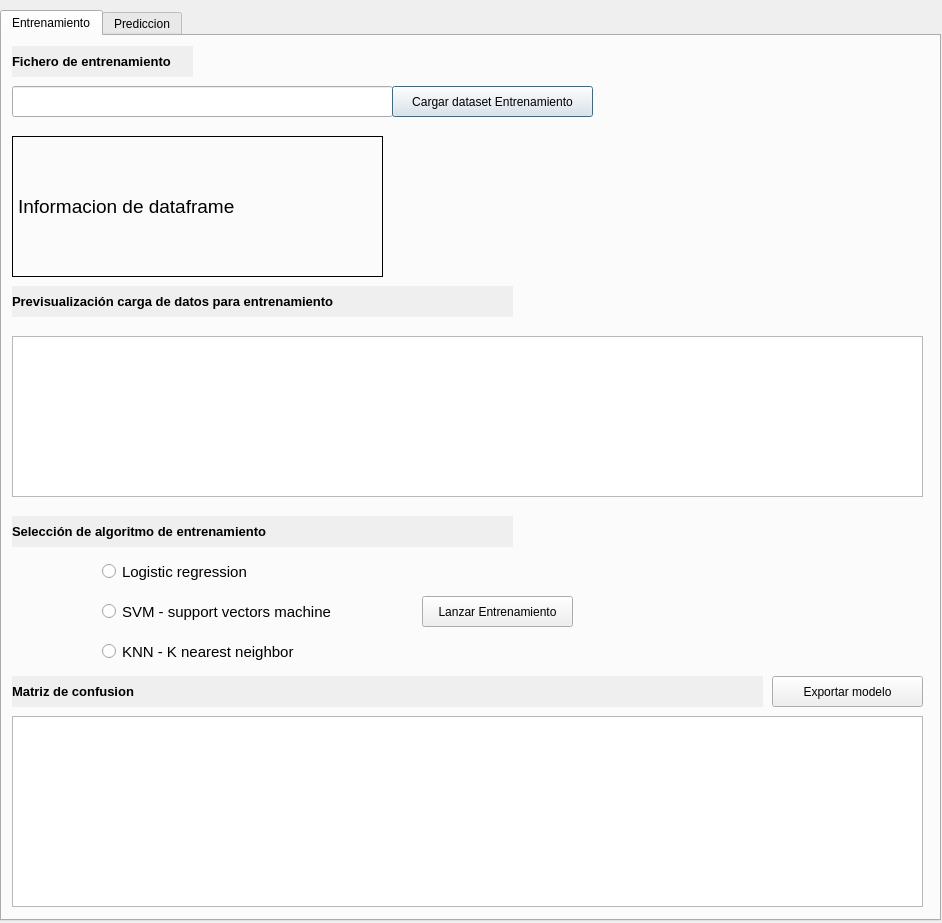
Before: the Qt Designer form entrenamiento.ui in safteinzz/Machine-Learning-Python, drawn with Qt 5.
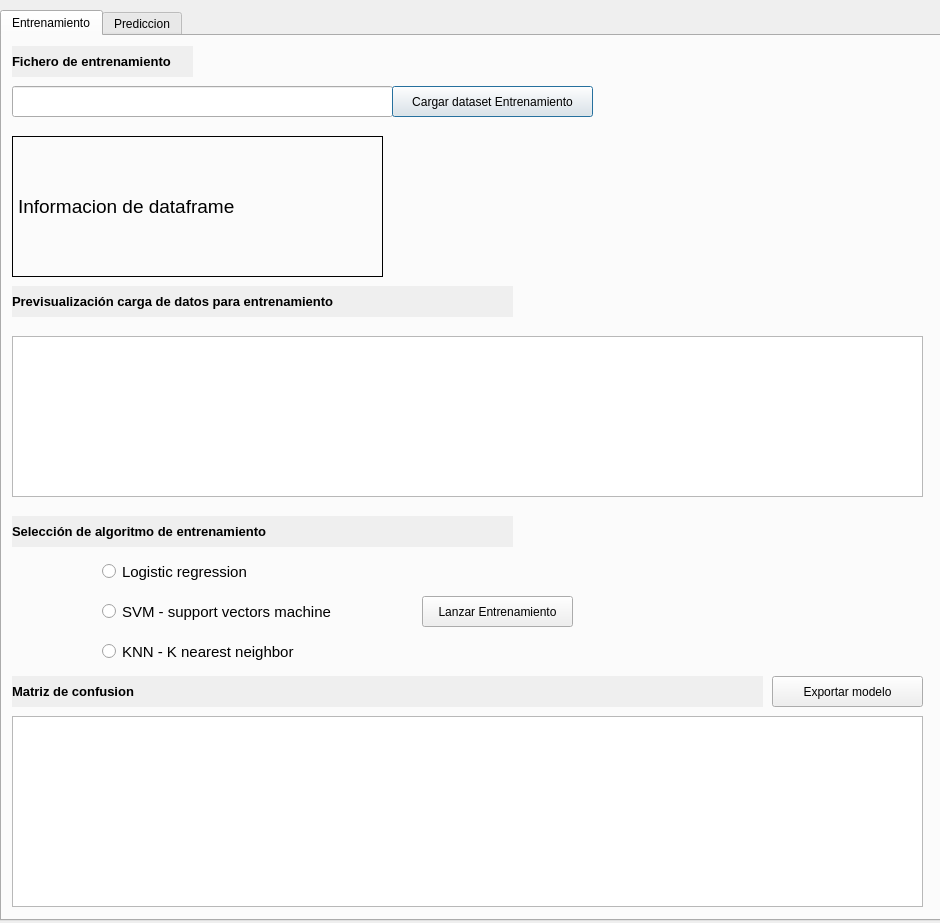
After: the same form once the commit is applied.

Commit message: interfaz fixed size

What changed in the file:
```diff
--- a/entrenamiento.ui
+++ b/entrenamiento.ui
@@ -6,10 +6,22 @@
    <rect>
     <x>0</x>
     <y>0</y>
-    <width>942</width>
+    <width>940</width>
     <height>923</height>
    </rect>
   </property>
+  <property name="minimumSize">
+   <size>
+    <width>940</width>
+    <height>923</height>
+   </size>
+  </property>
+  <property name="maximumSize">
+   <size>
+    <width>940</width>
+    <height>923</height>
+   </size>
+  </property>
   <property name="windowTitle">
    <string>Proyecto de  Computación 1</string>
   </property>
```
Left out of the diff: 4 changed lines with no effect on the pictures.
